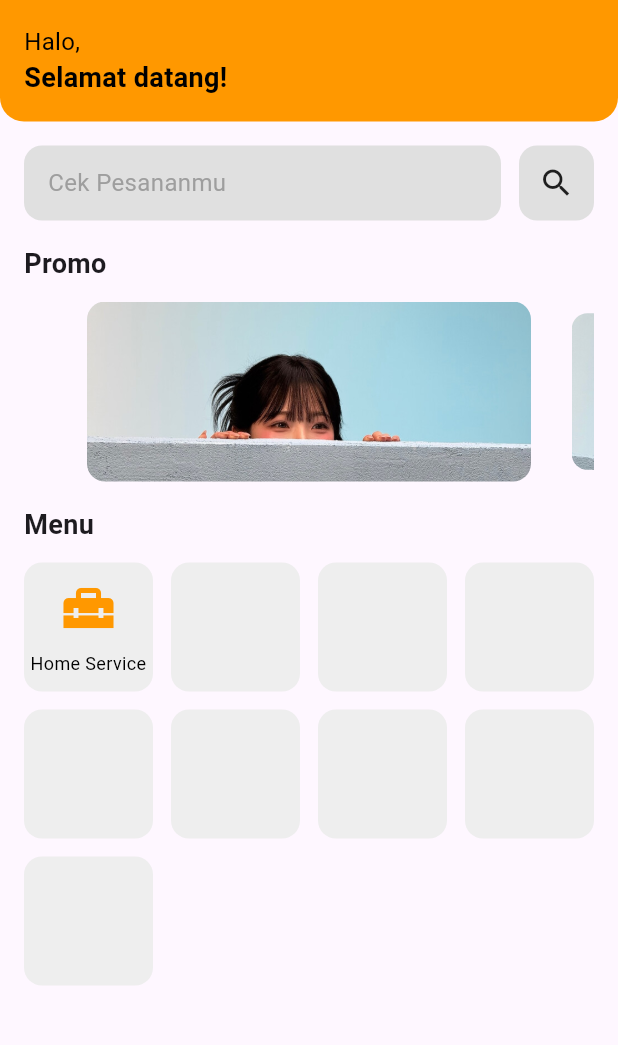
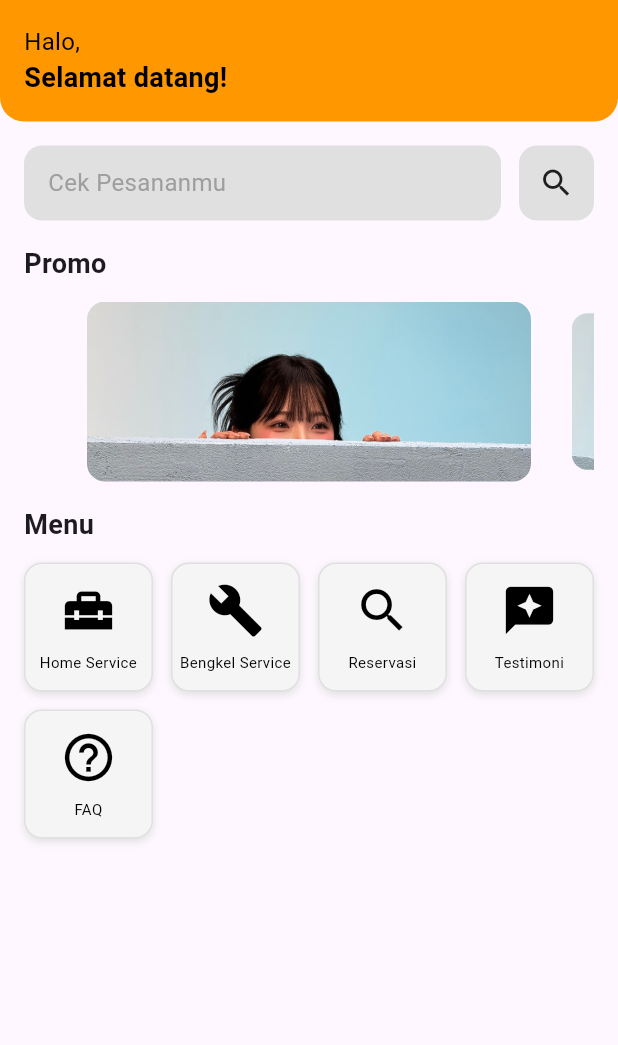
Before and after one commit to piezzy/flutter_selismolishoki, a Flutter app: the screen it shows after launch, on a phone screen of 412 x 824 dp, the part 84-1129 px from its top. Run offline on Flutter 3.47's test engine with Material 3 defaults, Android fonts, the phone set to English and light mode, and no system bars; drawn by our look-alikes of carousel_slider; our stand-ins replace flutter_map, geolocator, image_picker, latlong2.

Commit message:
+ all menu on homescreen

```diff
--- a/lib/screens/home_screen.dart
+++ b/lib/screens/home_screen.dart
@@ -1,6 +1,10 @@
 import 'package:flutter/material.dart';
 import 'package:carousel_slider/carousel_slider.dart';
 import 'homeservice_screen.dart';
+import 'bengkelservice_screen.dart';
+import 'CekStatus.dart';
+import 'FAQ_screen.dart';
+import 'testimoni_screen.dart';
 
 
 class HomeScreen extends StatelessWidget {
@@ -169,32 +173,71 @@ class HomeScreen extends StatelessWidget {
                 ),
                 itemCount: 9,
                 itemBuilder: (context, index) {
-                    if (index == 0) {
+                  List<Map<String, dynamic>> menuItems = [
+                    {
+                      'icon': Icons.home_repair_service,
+                      'label': 'Home Service',
+                      'page': HomeServiceScreen(),
+                    },
+                    {
+                      'icon': Icons.build,
+                      'label': 'Bengkel Service',
+                      'page': BengkelServiceScreen(),
+                    },
+                    {
+                      'icon': Icons.search,
+                      'label': 'Reservasi',
+                      'page': SearchReservationPage(),
+                    },
+                    {
+                      'icon': Icons.reviews,
+                      'label': 'Testimoni',
+                      'page': TestimonialPage(),
+                    },
+                    {
+                      'icon': Icons.help_outline,
+                      'label': 'FAQ',
+                      'page': FAQPage(),
+                    },
+                  ];
+
+                  if (index < menuItems.length) {
                     return GestureDetector(
                       onTap: () {
                         Navigator.push(
                           context,
-                            MaterialPageRoute(builder: (context) => HomeServiceScreen()),
+                          MaterialPageRoute(builder: (context) => menuItems[index]['page']),
                         );
                       },
                       child: Container(
                         decoration: BoxDecoration(
-                            color: Colors.grey.shade200,
+                          color: Colors.grey.shade100,
                           borderRadius: BorderRadius.circular(12),
+                          boxShadow: [
+                            BoxShadow(
+                              color: Colors.grey.shade300,
+                              blurRadius: 4,
+                              offset: const Offset(0, 2),
+                            ),
+                          ],
+                          border: Border.all(
+                            color: Colors.grey.shade300,
+                            width: 1,
+                          ),
                         ),
                         child: Column(
                           mainAxisAlignment: MainAxisAlignment.center,
                           children: [
-                              const Icon(
-                                Icons.home_repair_service,
-                                size: 40,
-                                color: Colors.orange,
+                            Icon(
+                              menuItems[index]['icon'],
+                              size: 38,
+                              color: Colors.black,
                             ),
                             const SizedBox(height: 8),
                             Text(
-                                'Home Service',
-                                style: TextStyle(
-                                  fontSize: 12,
+                              menuItems[index]['label'],
+                              style: const TextStyle(
+                                fontSize: 10,
                                 color: Colors.black,
                               ),
                               textAlign: TextAlign.center,
@@ -205,12 +248,12 @@ class HomeScreen extends StatelessWidget {
                     );
                   }
 
-                    return Container(
-                      decoration: BoxDecoration(
-                        color: Colors.grey.shade200,
-                        borderRadius: BorderRadius.circular(12),
-                      ),
-                    );
+                  // return Container(
+                  //   decoration: BoxDecoration(
+                  //     color: Colors.grey.shade200,
+                  //     borderRadius: BorderRadius.circular(12),
+                  //   ),
+                  // );
                 },
               ),
               ],
--- a/lib/screens/testimoni_screen.dart
+++ b/lib/screens/testimoni_screen.dart
@@ -64,9 +64,9 @@ class _TestimonialPageState extends State<TestimonialPage> {
   }
 
   void _launchURL() async {
-    const url = 'https://forms.gle/6nxugD1c9eofhLtv8';
-    if (await canLaunch(url)) {
-      await launch(url);
+    final Uri url = Uri.parse('https://forms.gle/6nxugD1c9eofhLtv8');
+    if (await canLaunchUrl(url)) {
+      await launchUrl(url, mode: LaunchMode.externalApplication);
     } else {
       throw 'Could not launch $url';
     }
--- a/pubspec.yaml
+++ b/pubspec.yaml
@@ -38,6 +38,7 @@ dependencies:
   latlong2: ^0.9.0
   geolocator: ^9.0.2
   flutter_map_tile_caching: 10.1.1
+  url_launcher: ^6.0.20
 
 
   # The following adds the Cupertino Icons font to your application.
```
Also changed, not shown: lib/screens/test_screen.dart (added), pubspec.lock, 7 other files. Lines whose indentation alone changed are shown as unchanged.
